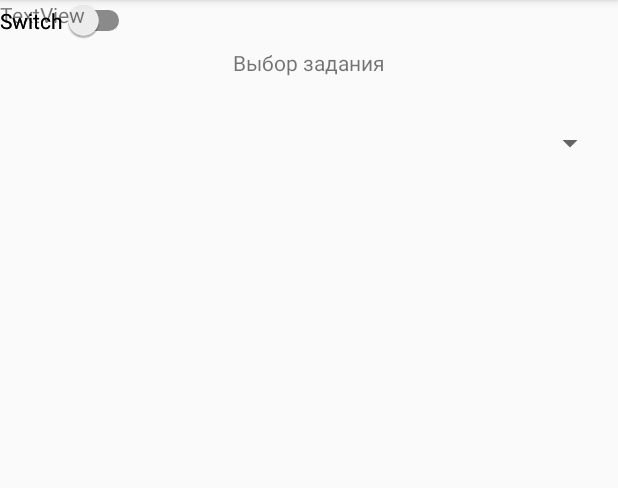
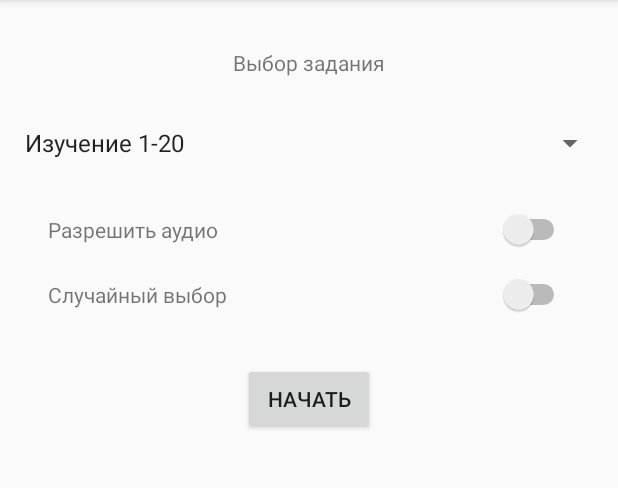
Before and after one commit to EW8S/100irregularverbs, an Android app: the screen it shows after launch (MainActivity), on a phone screen of 412 x 824 dp, the part 84-572 px from its top. Run offline under Robolectric (Android 15) with nearby library versions, the phone set to English and light mode, and no system bars.

Commit message:
Draft mainActivity

```diff
--- a/app/src/main/res/layout/activity_main.xml
+++ b/app/src/main/res/layout/activity_main.xml
@@ -14,39 +14,61 @@
             android:entries="@array/mainactivity_spinner"
             android:id="@+id/tv_type_of_lesson"
             android:layout_marginTop="32dp"
-            app:layout_constraintTop_toTopOf="parent" app:layout_constraintEnd_toEndOf="parent"
-            android:layout_marginEnd="8dp" android:layout_marginRight="8dp"
-            app:layout_constraintStart_toStartOf="parent" android:layout_marginLeft="8dp"
+            app:layout_constraintTop_toTopOf="parent"
+            app:layout_constraintEnd_toEndOf="parent"
+            android:layout_marginEnd="8dp"
+            android:layout_marginRight="8dp"
+            app:layout_constraintStart_toStartOf="parent"
+            android:layout_marginLeft="8dp"
             android:layout_marginStart="8dp"/>
     <Spinner
             android:layout_width="395dp"
             android:layout_height="wrap_content"
             android:id="@+id/spinner"
             android:layout_marginTop="32dp"
-            app:layout_constraintTop_toBottomOf="@+id/tv_type_of_lesson" app:layout_constraintStart_toStartOf="parent"
-            android:layout_marginLeft="8dp" android:layout_marginStart="8dp" app:layout_constraintEnd_toEndOf="parent"
-            android:layout_marginEnd="8dp" android:layout_marginRight="8dp"/>
-    <Switch
-            android:text="Switch"
+            app:layout_constraintTop_toBottomOf="@+id/tv_type_of_lesson"
+            app:layout_constraintStart_toStartOf="parent"
+            android:layout_marginLeft="8dp"
+            android:layout_marginStart="8dp"
+            app:layout_constraintEnd_toEndOf="parent"
+            android:layout_marginEnd="8dp"
+            android:layout_marginRight="8dp"
+            android:entries="@array/mainactivity_spinner"/>
+    <TextView
+            android:text="Разрешить аудио"
             android:layout_width="wrap_content"
             android:layout_height="wrap_content"
-            android:id="@+id/switch1"
-            tools:layout_editor_absoluteY="153dp" tools:layout_editor_absoluteX="259dp"/>
+            android:id="@+id/textView2"
+            app:layout_constraintBaseline_toBaselineOf="@+id/switch1" app:layout_constraintStart_toStartOf="parent"
+            android:layout_marginLeft="32dp" android:layout_marginStart="32dp"/>
     <Switch
-            android:text="Switch"
             android:layout_width="wrap_content"
-            android:layout_height="wrap_content" tools:layout_editor_absoluteY="213dp"
-            android:id="@+id/switch2"
-            tools:layout_editor_absoluteX="165dp"/>
+            android:layout_height="wrap_content"
+            android:id="@+id/switch1" android:layout_marginTop="32dp"
+            app:layout_constraintTop_toBottomOf="@+id/spinner" app:layout_constraintEnd_toEndOf="parent"
+            android:layout_marginEnd="32dp" android:layout_marginRight="32dp"/>
     <TextView
-            android:text="TextView"
+            android:text="Случайный выбор"
             android:layout_width="wrap_content"
-            android:layout_height="wrap_content" tools:layout_editor_absoluteY="153dp"
-            android:id="@+id/textView2"
-            tools:layout_editor_absoluteX="107dp"/>
-    <androidx.constraintlayout.widget.Guideline android:layout_width="wrap_content" android:layout_height="wrap_content"
-                                                android:id="@+id/guideline2" app:layout_constraintGuide_begin="126dp"
-                                                android:orientation="horizontal"
-    />
+            android:layout_height="wrap_content"
+            android:id="@+id/textView3"
+            app:layout_constraintBaseline_toBaselineOf="@+id/switch2" app:layout_constraintStart_toStartOf="parent"
+            android:layout_marginLeft="32dp" android:layout_marginStart="32dp"/>
+    <Switch
+            android:layout_width="wrap_content"
+            android:layout_height="wrap_content"
+            android:id="@+id/switch2" android:layout_marginTop="16dp"
+            app:layout_constraintTop_toBottomOf="@+id/switch1" app:layout_constraintEnd_toEndOf="parent"
+            android:layout_marginEnd="32dp" android:layout_marginRight="32dp"/>
+    <Button
+            android:text="НАЧАТЬ"
+            android:layout_width="wrap_content"
+            android:layout_height="wrap_content"
+            android:id="@+id/button" android:layout_marginTop="32dp"
+            app:layout_constraintTop_toBottomOf="@+id/switch2" app:layout_constraintEnd_toEndOf="parent"
+            android:layout_marginEnd="8dp" android:layout_marginRight="8dp"
+            app:layout_constraintStart_toStartOf="parent" android:layout_marginLeft="8dp"
+            android:layout_marginStart="8dp"/>
+
 
 </androidx.constraintlayout.widget.ConstraintLayout>
```
